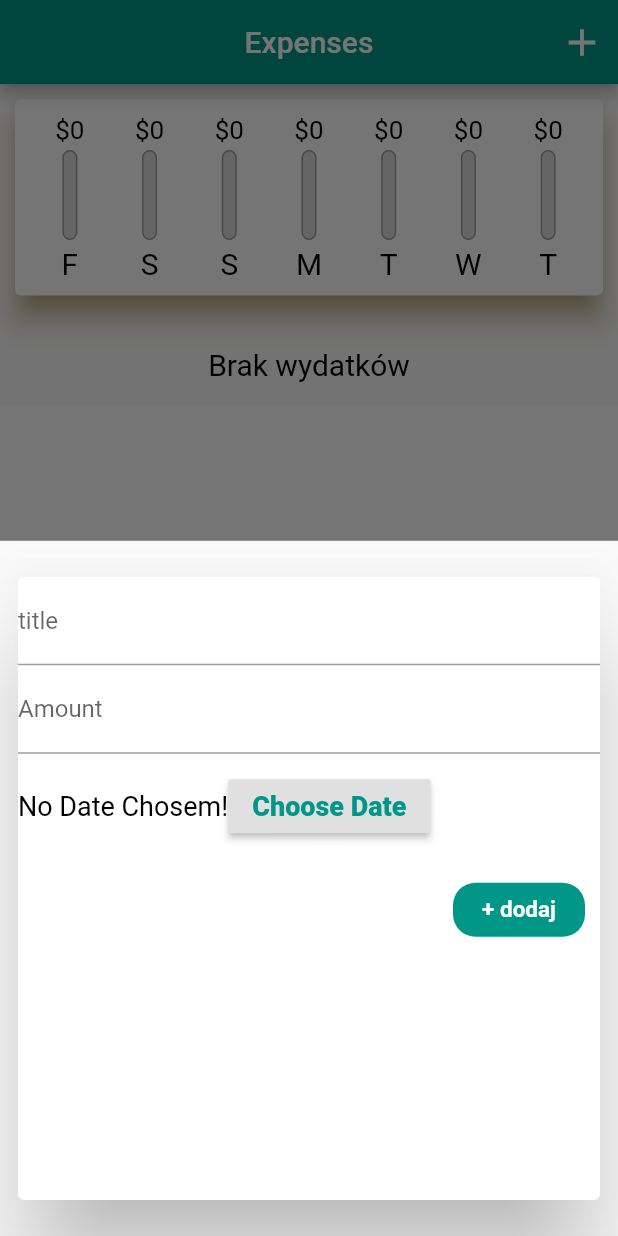
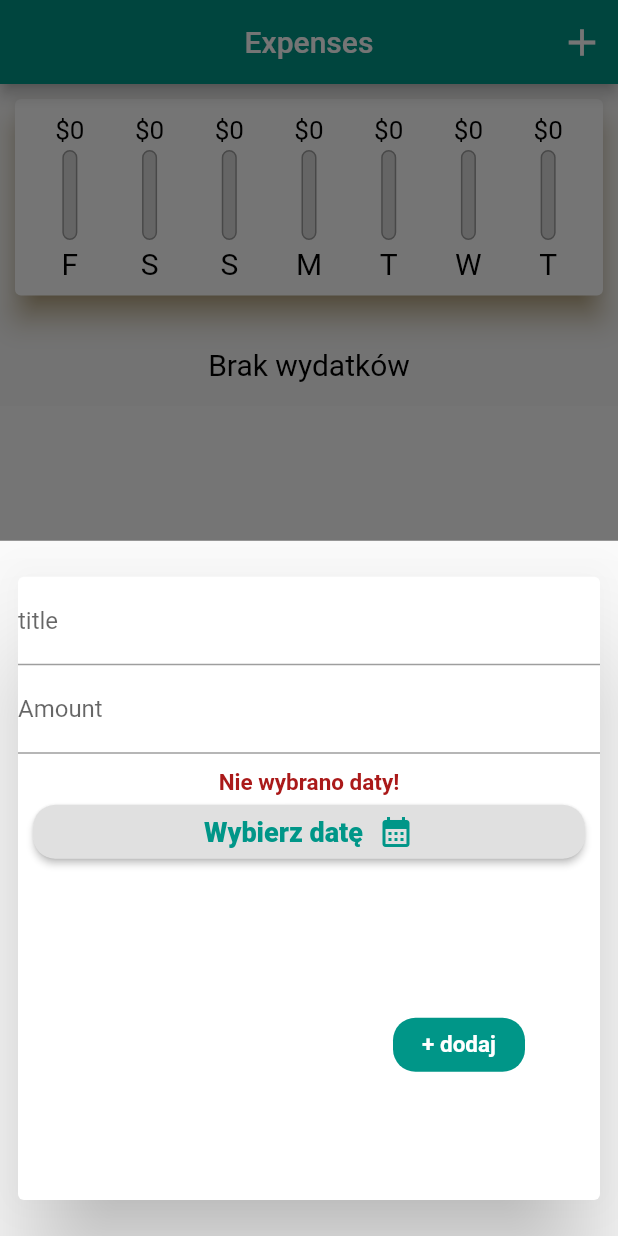
Before and after one commit to tatarmagda/Personal_expenses, a Flutter app: the screen it shows after launch, after a tap on the "add" icon, on a phone screen of 412 x 824 dp. Run offline on Flutter 3.47's test engine with Material 2 defaults, Android fonts, the phone set to English and light mode, and no system bars; Roboto replaces fonts that are missing (Quicksand-Regular).

Commit message:
changing color "no choosen date"

```diff
--- a/lib/widgets/new_transaction.dart
+++ b/lib/widgets/new_transaction.dart
@@ -1,4 +1,4 @@
-// ignore_for_file: deprecated_member_use, prefer_const_constructors
+// ignore_for_file: deprecated_member_use, prefer_const_constructors, prefer_const_literals_to_create_immutables
 
 import 'package:flutter/gestures.dart';
 import 'package:flutter/material.dart';
@@ -74,26 +74,47 @@ class _NewTransactionState extends State<NewTransaction> {
               keyboardType: TextInputType.number,
               onSubmitted: (_) => _submitData(),
             ),
-            Container(
-              height: 70,
+            Padding(
+              padding: const EdgeInsets.all(10.0),
+              child: Container(
+                height: 100,
+                child: Column(
+                  children: [
+                    _selectedDate == null
+                        ? Text("Nie wybrano daty!",
+                            style: TextStyle(
+                              fontSize: 15,
+                              color: Color.fromARGB(255, 170, 25, 25),
+                              fontWeight: FontWeight.bold,
+                            ),
+                            textAlign: TextAlign.center)
+                        : Text(
+                            "Wybrana data: \n ${DateFormat.yMd().format(_selectedDate!)}",
+                            style: TextStyle(
+                              fontSize: 15,
+                              color: Color.fromARGB(255, 0, 0, 0),
+                              fontWeight: FontWeight.bold,
+                            ),
+                            textAlign: TextAlign.center),
+                    (RaisedButton(
+                      shape: RoundedRectangleBorder(
+                          borderRadius: BorderRadius.circular(15)),
+                      textColor: Theme.of(context).colorScheme.primary,
                       child: Row(
+                        mainAxisAlignment: MainAxisAlignment.center,
                         children: [
                           Text(
-                    _selectedDate == null
-                        ? "No Date Chosem!"
-                        : "Wybrana data \n ${DateFormat.yMd().format(_selectedDate!)}",
-                    style: TextStyle(
-                      fontSize: 18,
-                    ),
-                  ),
-                  (RaisedButton(
-                    textColor: Theme.of(context).colorScheme.primary,
-                    child: Text(
-                      "Choose Date",
+                            "Wybierz datę",
                             style: TextStyle(
                               fontSize: 18,
                               fontWeight: FontWeight.w900,
                             ),
+                          ),
+                          Padding(
+                            padding: EdgeInsets.only(left: 10),
+                          ),
+                          Icon(Icons.calendar_month),
+                        ],
                       ),
                       onPressed: () {
                         _presentDatePIcker();
@@ -102,8 +123,9 @@ class _NewTransactionState extends State<NewTransaction> {
                   ],
                 ),
               ),
+            ),
             Container(
-              padding: EdgeInsets.all(10),
+              padding: EdgeInsets.all(50),
               alignment: AlignmentDirectional.bottomEnd,
               child: FlatButton(
                 child: Text("+ dodaj",
```
Lines whose indentation alone changed are shown as unchanged.
